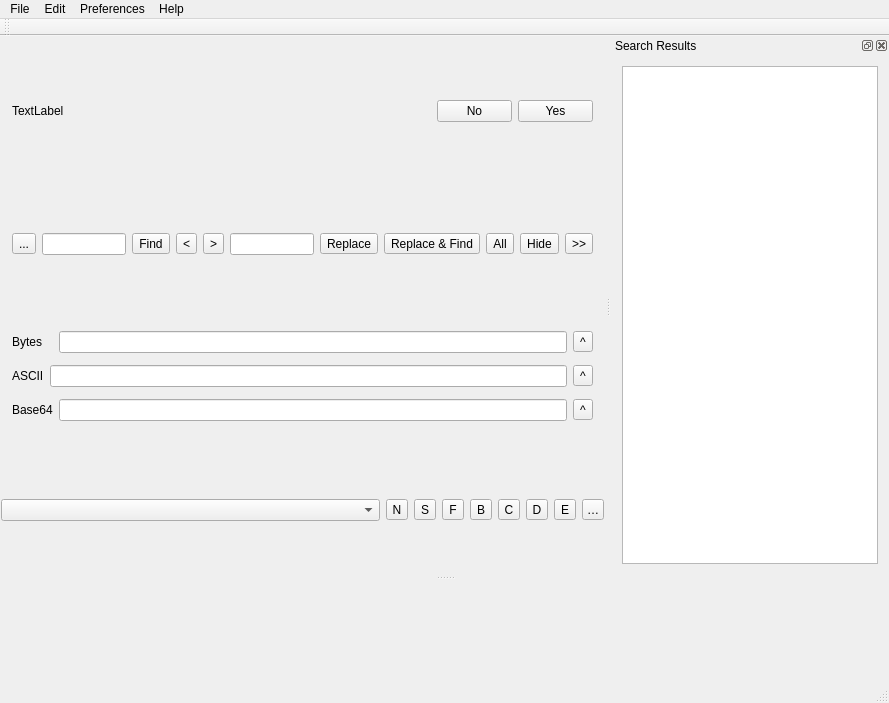
Above: mainwindow.ui from ic005k/Xplist before the change. Below: the same form after it.
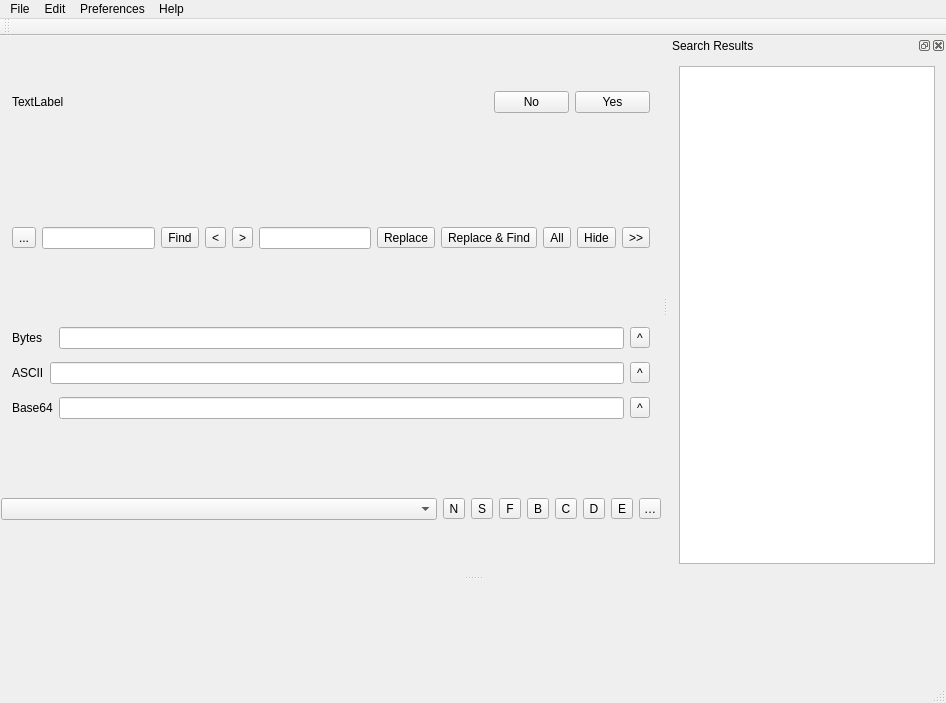
That is the form after the change. Icons and pictures are not drawn.

Patch:
```diff
--- a/mainwindow.ui
+++ b/mainwindow.ui
@@ -6,7 +6,7 @@
    <rect>
     <x>0</x>
     <y>0</y>
-    <width>889</width>
+    <width>946</width>
     <height>703</height>
    </rect>
   </property>
@@ -35,7 +35,7 @@
      <number>1</number>
     </property>
     <property name="topMargin">
-     <number>12</number>
+     <number>1</number>
     </property>
     <property name="rightMargin">
      <number>1</number>
@@ -267,13 +267,13 @@
         <number>0</number>
        </property>
        <property name="topMargin">
-        <number>0</number>
+        <number>12</number>
        </property>
        <property name="rightMargin">
         <number>0</number>
        </property>
        <property name="bottomMargin">
-        <number>0</number>
+        <number>12</number>
        </property>
        <item row="0" column="6">
         <widget class="QToolButton" name="btnChild">
@@ -400,8 +400,8 @@
     <rect>
      <x>0</x>
      <y>0</y>
-     <width>889</width>
-     <height>24</height>
+     <width>946</width>
+     <height>30</height>
     </rect>
    </property>
    <widget class="QMenu" name="menuFile">
```
Left out of the diff: 2 changed lines with no effect on the pictures.
